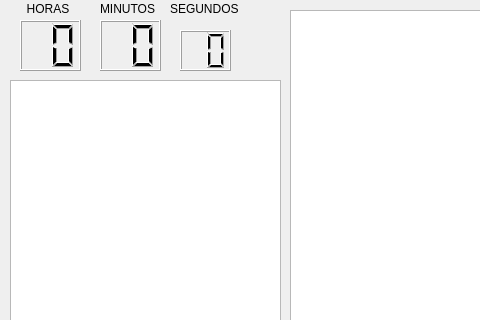
BarbechoGonzalez/adfa, file src/mainUI.ui: the form before one commit; both pictures show x 0 to 480 and y 0 to 320 of the 838 by 559 pixel window.
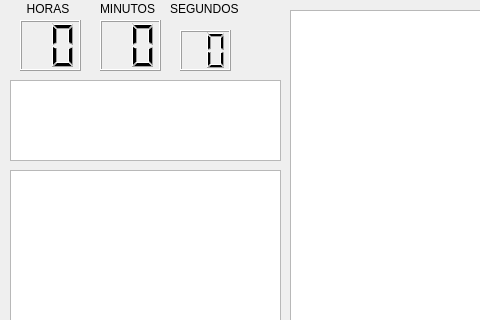
The form after the commit.

```diff
--- a/src/mainUI.ui
+++ b/src/mainUI.ui
@@ -39,13 +39,13 @@
     <string>Stop Robot</string>
    </property>
   </widget>
-  <widget class="QTextEdit" name="InfoText">
+  <widget class="QTextEdit" name="InfoTag">
    <property name="geometry">
     <rect>
      <x>10</x>
      <y>80</y>
      <width>271</width>
-     <height>411</height>
+     <height>81</height>
     </rect>
    </property>
   </widget>
@@ -146,6 +146,16 @@
     <string>SEGUNDOS</string>
    </property>
   </widget>
+  <widget class="QTextEdit" name="InfoText">
+   <property name="geometry">
+    <rect>
+     <x>10</x>
+     <y>170</y>
+     <width>271</width>
+     <height>321</height>
+    </rect>
+   </property>
+  </widget>
  </widget>
  <resources/>
  <connections/>
```
